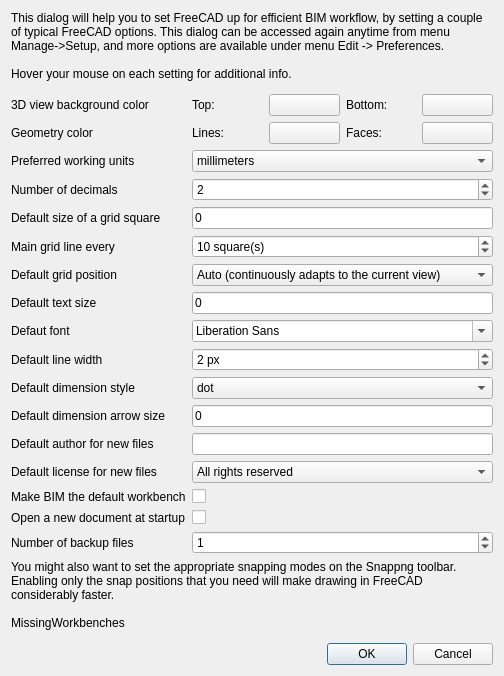
Above: dialogSetup.ui from yorikvanhavre/BIM_Workbench before the change. Below: the same form after it.
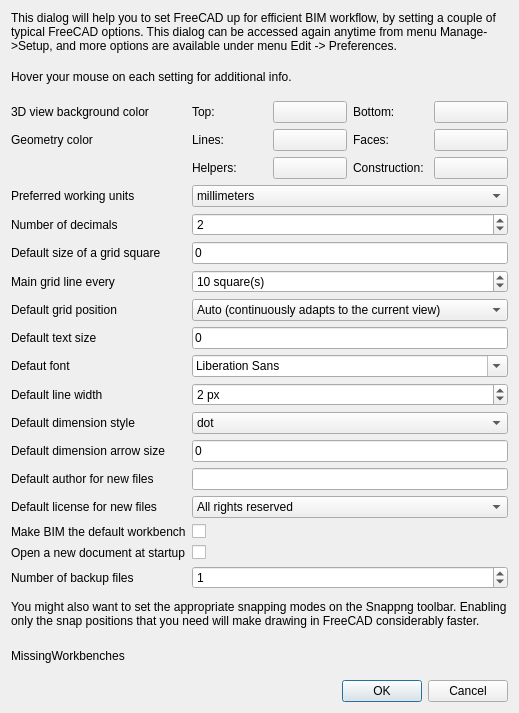
That is the form after the change. Custom widgets are drawn as their Qt base class.

Commit message: added more color settings tosetup dialog

Patch:
```diff
--- a/dialogSetup.ui
+++ b/dialogSetup.ui
@@ -9,8 +9,8 @@
    <rect>
     <x>0</x>
     <y>0</y>
-    <width>504</width>
-    <height>676</height>
+    <width>519</width>
+    <height>713</height>
    </rect>
   </property>
   <property name="windowTitle">
@@ -36,7 +36,7 @@
    </item>
    <item>
     <layout class="QGridLayout" name="gridLayout">
-     <item row="13" column="1">
+     <item row="14" column="1">
       <widget class="QComboBox" name="settingLicense">
        <property name="toolTip">
         <string>Optional license you wish to use for new files. Keep &quot;All rights reserved&quot; if you don't wish to use any particular license</string>
@@ -73,28 +73,28 @@
        </item>
       </widget>
      </item>
-     <item row="15" column="0">
-      <widget class="QLabel" name="label_11">
-       <property name="text">
-        <string>Open a new document at startup</string>
-       </property>
-      </widget>
-     </item>
-     <item row="3" column="0">
+     <item row="4" column="0">
       <widget class="QLabel" name="label_14">
        <property name="text">
         <string>Number of decimals</string>
        </property>
       </widget>
      </item>
-     <item row="8" column="1">
+     <item row="9" column="1">
       <widget class="QFontComboBox" name="settingFont">
        <property name="toolTip">
         <string>Default font</string>
        </property>
       </widget>
      </item>
-     <item row="6" column="1">
+     <item row="16" column="0">
+      <widget class="QLabel" name="label_11">
+       <property name="text">
+        <string>Open a new document at startup</string>
+       </property>
+      </widget>
+     </item>
+     <item row="7" column="1">
       <widget class="QComboBox" name="settingWP">
        <property name="toolTip">
         <string>Where the grid appears at FreeCAD startup</string>
@@ -121,14 +121,14 @@
        </item>
       </widget>
      </item>
-     <item row="2" column="0">
+     <item row="3" column="0">
       <widget class="QLabel" name="label">
        <property name="text">
         <string>Preferred working units</string>
        </property>
       </widget>
      </item>
-     <item row="9" column="1">
+     <item row="10" column="1">
       <widget class="QSpinBox" name="settingLinewidth">
        <property name="toolTip">
         <string>Default line width</string>
@@ -141,14 +141,14 @@
        </property>
       </widget>
      </item>
-     <item row="4" column="0">
+     <item row="5" column="0">
       <widget class="QLabel" name="label_3">
        <property name="text">
         <string>Default size of a grid square</string>
        </property>
       </widget>
      </item>
-     <item row="10" column="1">
+     <item row="11" column="1">
       <widget class="QComboBox" name="settingDimstyle">
        <property name="toolTip">
         <string>Default dimension style</string>
@@ -175,14 +175,14 @@
        </item>
       </widget>
      </item>
-     <item row="6" column="0">
+     <item row="7" column="0">
       <widget class="QLabel" name="label_15">
        <property name="text">
         <string>Default grid position</string>
        </property>
       </widget>
      </item>
-     <item row="12" column="1">
+     <item row="13" column="1">
       <widget class="QLineEdit" name="settingAuthor">
        <property name="toolTip">
         <string>Your name (optional). You can also add your email like this: John Doe &lt;john@doe.com&gt;</string>
@@ -192,7 +192,7 @@
        </property>
       </widget>
      </item>
-     <item row="2" column="1">
+     <item row="3" column="1">
       <widget class="QComboBox" name="settingUnits">
        <property name="toolTip">
         <string>&lt;html&gt;&lt;head/&gt;&lt;body&gt;&lt;p&gt;The unit you prefer to work with, that will be used everywhere: in dialogs,  measurements and dimensions. However, you can enter any other unit anytime. For example, if you configured FreeCAD to work in millimeters, you can still enter measures as &amp;quot;10m&amp;quot; or &amp;quot;5ft&amp;quot;. You can also change the working unit anytime without causing any modification to your model.&lt;/p&gt;&lt;/body&gt;&lt;/html&gt;</string>
@@ -224,7 +224,7 @@
        </item>
       </widget>
      </item>
-     <item row="14" column="1">
+     <item row="15" column="1">
       <widget class="QCheckBox" name="settingWorkbench">
        <property name="toolTip">
         <string>Check this to make FreeCAD start directly in the BIM workbench</string>
@@ -234,49 +234,49 @@
        </property>
       </widget>
      </item>
-     <item row="12" column="0">
+     <item row="13" column="0">
       <widget class="QLabel" name="label_8">
        <property name="text">
         <string>Default author for new files</string>
        </property>
       </widget>
      </item>
-     <item row="7" column="0">
+     <item row="8" column="0">
       <widget class="QLabel" name="label_4">
        <property name="text">
         <string>Default text size</string>
        </property>
       </widget>
      </item>
-     <item row="8" column="0">
+     <item row="9" column="0">
       <widget class="QLabel" name="label_5">
        <property name="text">
         <string>Defaut font</string>
        </property>
       </widget>
      </item>
-     <item row="9" column="0">
-      <widget class="QLabel" name="label_6">
-       <property name="text">
-        <string>Default line width</string>
-       </property>
-      </widget>
-     </item>
      <item row="10" column="0">
+      <widget class="QLabel" name="label_6">
+       <property name="text">
+        <string>Default line width</string>
+       </property>
+      </widget>
+     </item>
+     <item row="11" column="0">
       <widget class="QLabel" name="label_7">
        <property name="text">
         <string>Default dimension style</string>
        </property>
       </widget>
      </item>
-     <item row="14" column="0">
+     <item row="15" column="0">
       <widget class="QLabel" name="label_10">
        <property name="text">
         <string>Make BIM the default workbench</string>
        </property>
       </widget>
      </item>
-     <item row="15" column="1">
+     <item row="16" column="1">
       <widget class="QCheckBox" name="settingNewdocument">
        <property name="toolTip">
         <string>Check this to make FreeCAD start with a new blank document</string>
@@ -286,14 +286,14 @@
        </property>
       </widget>
      </item>
-     <item row="16" column="0">
+     <item row="17" column="0">
       <widget class="QLabel" name="label_12">
        <property name="text">
         <string>Number of backup files</string>
        </property>
       </widget>
      </item>
-     <item row="16" column="1">
+     <item row="17" column="1">
       <widget class="QSpinBox" name="settingBackupfiles">
        <property name="toolTip">
         <string>The number of backup files to keep when saving a file</string>
@@ -303,14 +303,14 @@
        </property>
       </widget>
      </item>
-     <item row="11" column="0">
+     <item row="12" column="0">
       <widget class="QLabel" name="label_16">
        <property name="text">
         <string>Default dimension arrow size</string>
        </property>
       </widget>
      </item>
-     <item row="3" column="1">
+     <item row="4" column="1">
       <widget class="QSpinBox" name="settingDecimals">
        <property name="toolTip">
         <string>The number of decimals you wish to see used in the interface controls and measurements</string>
@@ -320,14 +320,14 @@
        </property>
       </widget>
      </item>
-     <item row="13" column="0">
+     <item row="14" column="0">
       <widget class="QLabel" name="label_9">
        <property name="text">
         <string>Default license for new files</string>
        </property>
       </widget>
      </item>
-     <item row="4" column="1">
+     <item row="5" column="1">
       <widget class="Gui::InputField" name="settingGrid">
        <property name="toolTip">
         <string>This is the size of the smallest square of the grid</string>
@@ -340,7 +340,7 @@
        </property>
       </widget>
      </item>
-     <item row="7" column="1">
+     <item row="8" column="1">
       <widget class="Gui::InputField" name="settingText">
        <property name="toolTip">
         <string>The default size of texts and dimension texts</string>
@@ -353,7 +353,7 @@
        </property>
       </widget>
      </item>
-     <item row="11" column="1">
+     <item row="12" column="1">
       <widget class="Gui::InputField" name="settingArrowsize">
        <property name="toolTip">
         <string>Default dimension arrow size</string>
@@ -366,14 +366,14 @@
        </property>
       </widget>
      </item>
-     <item row="5" column="0">
+     <item row="6" column="0">
       <widget class="QLabel" name="label_17">
        <property name="text">
         <string>Main grid line every</string>
        </property>
       </widget>
      </item>
-     <item row="5" column="1">
+     <item row="6" column="1">
       <widget class="QSpinBox" name="spinBox">
        <property name="toolTip">
         <string>How many small squares between each main line of the grid</string>
@@ -403,7 +403,11 @@
         </widget>
        </item>
        <item>
-        <widget class="Gui::ColorButton" name="colorButtonTop"/>
+        <widget class="Gui::ColorButton" name="colorButtonTop">
+         <property name="toolTip">
+          <string>The top color of the 3D view background gradient</string>
+         </property>
+        </widget>
        </item>
        <item>
         <widget class="QLabel" name="label_21">
@@ -413,7 +417,11 @@
         </widget>
        </item>
        <item>
-        <widget class="Gui::ColorButton" name="colorButtonBottom"/>
+        <widget class="Gui::ColorButton" name="colorButtonBottom">
+         <property name="toolTip">
+          <string>The bottom color of the 3D view background gradient</string>
+         </property>
+        </widget>
        </item>
       </layout>
      </item>
@@ -434,7 +442,11 @@
         </widget>
        </item>
        <item>
-        <widget class="Gui::ColorButton" name="colorButtonLines"/>
+        <widget class="Gui::ColorButton" name="colorButtonLines">
+         <property name="toolTip">
+          <string>The default color of lines in the 3D view</string>
+         </property>
+        </widget>
        </item>
        <item>
         <widget class="QLabel" name="label_24">
@@ -444,7 +456,43 @@
         </widget>
        </item>
        <item>
-        <widget class="Gui::ColorButton" name="colorButtonFaces"/>
+        <widget class="Gui::ColorButton" name="colorButtonFaces">
+         <property name="toolTip">
+          <string>The default color of faces in the 3D view</string>
+         </property>
+        </widget>
+       </item>
+      </layout>
+     </item>
+     <item row="2" column="1">
+      <layout class="QHBoxLayout" name="horizontalLayout_3">
+       <item>
+        <widget class="QLabel" name="label_26">
+         <property name="text">
+          <string>Helpers:</string>
+         </property>
+        </widget>
+       </item>
+       <item>
+        <widget class="Gui::ColorButton" name="colorButtonHelpers">
+         <property name="toolTip">
+          <string>The default color for helper objects such as grids and axes</string>
+         </property>
+        </widget>
+       </item>
+       <item>
+        <widget class="QLabel" name="label_25">
+         <property name="text">
+          <string>Construction:</string>
+         </property>
+        </widget>
+       </item>
+       <item>
+        <widget class="Gui::ColorButton" name="colorButtonConstruction">
+         <property name="toolTip">
+          <string>The default color of construction geometry</string>
+         </property>
+        </widget>
        </item>
       </layout>
      </item>
```
The commit also changes 1 other file.
